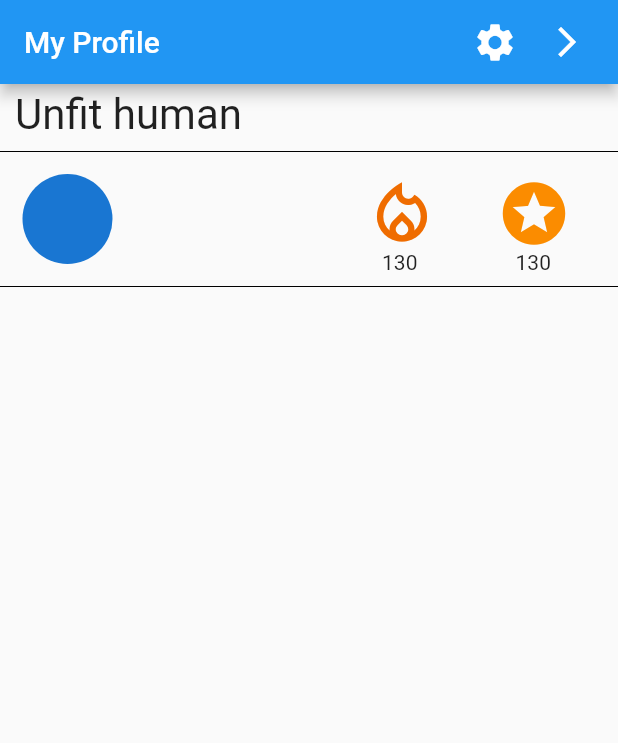
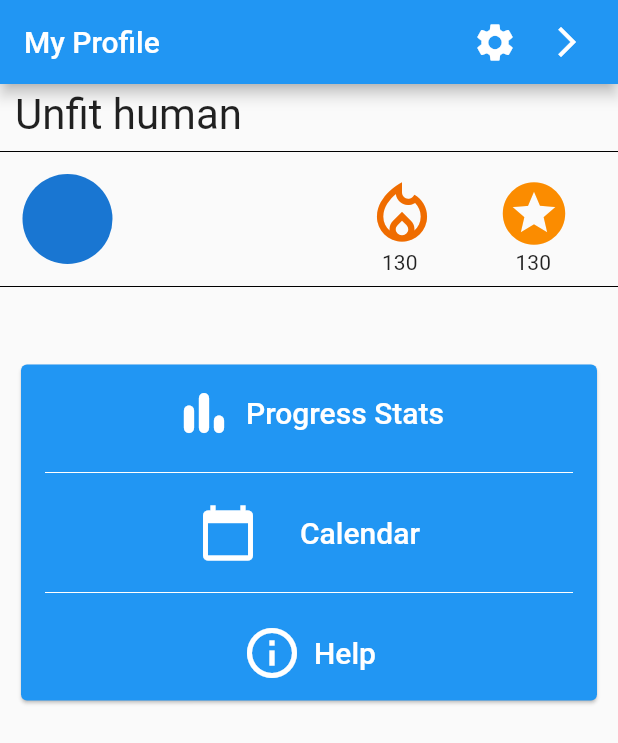
Before and after one commit to zuke-as-Dev/fit_streak_beta, a Flutter app: the screen it shows after launch, on a phone screen of 412 x 824 dp. Shown: the top 743 px of the screen. Run offline on Flutter 3.47's test engine with Material 2 defaults, Android fonts, the light colour scheme and no system bars; our stand-ins replace flutter_spinkit.

Commit message:
Commit 2

```diff
--- a/lib/screens/home.dart
+++ b/lib/screens/home.dart
@@ -10,6 +10,7 @@ class Home extends StatefulWidget {
 class _HomeState extends State<Home> {
   @override
   Widget build(BuildContext context) {
+
     return Scaffold(
       backgroundColor: Colors.blueGrey,
       body:Container(
--- a/lib/screens/myprofile.dart
+++ b/lib/screens/myprofile.dart
@@ -9,6 +9,62 @@ class my_profile extends StatefulWidget {
 class _my_profileState extends State<my_profile> {
   @override
   Widget build(BuildContext context) {
+    var card = new Card(
+        color: Colors.blue,
+      child: new Column(
+        children: <Widget>[
+          new ListTile(
+            title: TextButton.icon(onPressed: (){},
+              icon: Icon(Icons.bar_chart_rounded,
+              color: Colors.white,
+              size: 40,),
+              label: Text('Progress Stats',
+              style: TextStyle(
+                color: Colors.white,
+                fontSize: 20.0
+              ),),
+            ),
+
+          ),
+          new Divider(color: Colors.white, indent: 16.0,endIndent: 16.0),
+          new ListTile(
+            title: TextButton.icon(onPressed: (){},
+              icon: Padding(
+                padding: const EdgeInsets.fromLTRB(0,0,20,0),
+                child: Icon(Icons.calendar_today,
+                color: Colors.white,
+                size: 40.0),
+              ),
+              label: Text('Calendar',
+              style: TextStyle(
+                color: Colors.white,
+                fontSize: 20.0
+              ),),
+            ),
+
+          ),
+          new Divider(color: Colors.white, indent: 16.0,endIndent: 16.0),
+          new ListTile(
+            title: TextButton.icon(onPressed: (){},
+              icon: Icon(Icons.info_outline,
+                  color: Colors.white,
+                  size: 40.0),
+              label: Text('Help',
+              style: TextStyle(fontSize: 20.0,
+              color: Colors.white)),
+            ),
+
+          ),
+        ],
+      ),
+    );
+    final sizedBox = new Container(
+      margin: new EdgeInsets.only(left: 10.0, right: 10.0),
+      child: new SizedBox(
+
+        child: card,
+      ),
+    );
     return Scaffold(
       appBar: AppBar(
         title: Text('My Profile'),
@@ -73,7 +129,8 @@ class _my_profileState extends State<my_profile> {
                             child: Text('130'),
                           )
                         ],
-                      ),                      Column(
+                      ),
+                      Column(
                         children: [
                           Padding(
                             padding: const EdgeInsets.fromLTRB(40,0,0,10),
@@ -95,6 +152,9 @@ class _my_profileState extends State<my_profile> {
                   Divider(
                     color: Colors.black,
                   ),
+                  SizedBox(height: 40.0,),
+
+                  sizedBox,
                 ],
               ),
         ),
```
